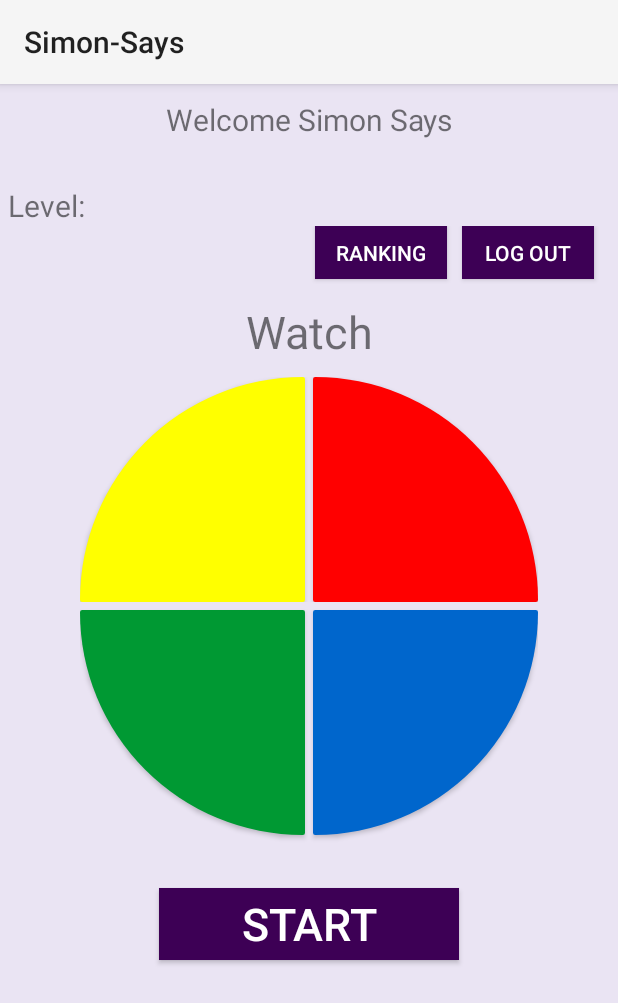
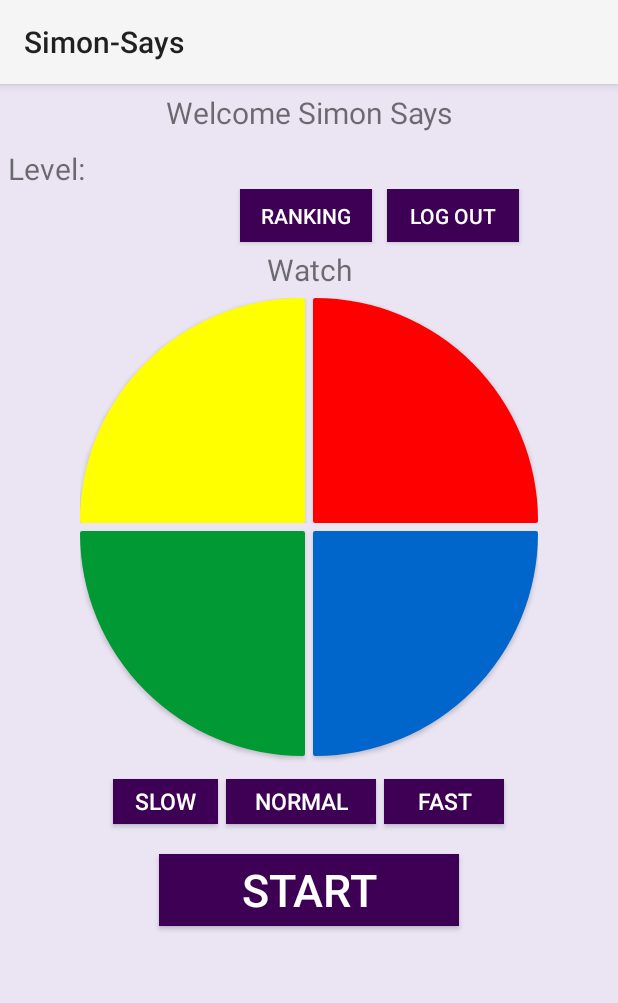
Before and after one commit to NativMaatuk/Simon-Says, an Android app: the screen it shows after launch once a user with an empty profile is signed in (MainActivity2), on a phone screen of 412 x 824 dp. Shown: the top 1003 px of the screen. Run offline under Robolectric (Android 15) with nearby library versions, the light colour scheme and no system bars; our stand-ins replace Firebase (no records; nobody signed in at launch, a user with empty details on screens opened directly).

Commit message:
-Fix bugs -add 3 button to select game speed -fix "watch vs repeat" | Synchronized

```diff
--- a/app/src/main/java/com/example/simon_says/MainActivity2.java
+++ b/app/src/main/java/com/example/simon_says/MainActivity2.java
@@ -31,9 +31,9 @@ public class MainActivity2 extends AppCompatActivity implements View.OnClickList
 
     FirebaseDatabase database;
     DatabaseReference myRef;
-    private int countTaps=0,lvl = 1,highScore=1;
+    private int countTaps=0,lvl = 1,highScore=1,speed=800, flagSpeed=1;
     TextView topLabel, level, status;
-    androidx.appcompat.widget.AppCompatButton leftTop, rightTop, leftBottom, rightBottom, start, show_score, log_out;
+    androidx.appcompat.widget.AppCompatButton leftTop, rightTop, leftBottom, rightBottom, start, show_score, log_out, slow,normal,fast;
     List<Integer> alerts = new ArrayList<>();
     List<Integer> taps = new ArrayList<>();
     Random random = new Random();
@@ -56,6 +56,9 @@ public class MainActivity2 extends AppCompatActivity implements View.OnClickList
         level = findViewById(R.id.level);
         status = findViewById(R.id.status);
         log_out = findViewById(R.id.log_out);
+        slow = findViewById(R.id.slow);
+        normal = findViewById(R.id.normal);
+        fast = findViewById(R.id.fast);
 
         leftBottom.setOnClickListener(this);
         rightBottom.setOnClickListener(this);
@@ -64,6 +67,9 @@ public class MainActivity2 extends AppCompatActivity implements View.OnClickList
         start.setOnClickListener(this);
         show_score.setOnClickListener(this);
         log_out.setOnClickListener(this);
+        slow.setOnClickListener(this);
+        normal.setOnClickListener(this);
+        fast.setOnClickListener(this);
 
         mAuth=FirebaseAuth.getInstance();
         database = FirebaseDatabase.getInstance();
@@ -125,6 +131,21 @@ public class MainActivity2 extends AppCompatActivity implements View.OnClickList
             this.taps.add(2);
             checkTaps();
         }
+        if(slow.equals(v)){
+            speed = 900;
+            flagSpeed =1;
+            //TODO need to change color of button
+            //slow.setBackgroundColor(getResources().getColor(R.color.black));
+        }
+        if(normal.equals(v)){
+            speed = 800;
+            flagSpeed =2;
+        }
+        if(fast.equals(v)){
+            speed = 620;
+            flagSpeed =3;
+        }
+
     }
 
     public void clearAlert() {
@@ -180,6 +201,18 @@ public class MainActivity2 extends AppCompatActivity implements View.OnClickList
 
     public void startGame() {
         this.start.setVisibility(View.INVISIBLE);
+        if(flagSpeed == 1){
+            normal.setVisibility(View.INVISIBLE);
+            fast.setVisibility(View.INVISIBLE);
+        }
+        if(flagSpeed == 2){
+            slow.setVisibility(View.INVISIBLE);
+            fast.setVisibility(View.INVISIBLE);
+        }
+        if(flagSpeed == 3){
+            slow.setVisibility(View.INVISIBLE);
+            normal.setVisibility(View.INVISIBLE);
+        }
         level.setText("Level: " + String.valueOf(lvl));
         addAlert();
     }
@@ -201,12 +234,13 @@ public class MainActivity2 extends AppCompatActivity implements View.OnClickList
             myRef.child(cutEmail(mAuth.getCurrentUser().getEmail())).addListenerForSingleValueEvent(new ValueEventListener() {
                 @Override
                 public void onDataChange(DataSnapshot snapshot) {
-                    User u = snapshot.getValue(User.class);
-                    if(highScore > u.getScore()){
-                        u.setScore(highScore);
-                        myRef.child(cutEmail(mAuth.getCurrentUser().getEmail())).setValue(u);
-                    }
-                    restartGame();
+                        User u = snapshot.getValue(User.class);
+                        if (highScore > u.getScore()) {
+                            u.setScore(highScore);
+                            myRef.child(cutEmail(mAuth.getCurrentUser().getEmail())).setValue(u);
+                        }
+                        else
+                            restartGame();
                 }
                 @Override
                 public void onCancelled(DatabaseError error) {
@@ -221,6 +255,11 @@ public class MainActivity2 extends AppCompatActivity implements View.OnClickList
         makeToast("You lose");
         clearAlert();
         clearTaps();
+        status.setText("Watch");
+        slow.setVisibility(View.VISIBLE);
+        normal.setVisibility(View.VISIBLE);
+        fast.setVisibility(View.VISIBLE);
+        flagSpeed =1;
         countTaps =0;
         highScore =1;
         lvl = 1;
@@ -242,7 +281,7 @@ public class MainActivity2 extends AppCompatActivity implements View.OnClickList
         sendAllAlert();
     }
 
-    public void sendAllAlert() {
+    public synchronized void sendAllAlert() {
         //TODO need to fix
         Thread timer = new Thread(new Runnable() {
             public void run() {
@@ -250,15 +289,15 @@ public class MainActivity2 extends AppCompatActivity implements View.OnClickList
                     Thread.sleep(2000);
                     for (int alert : alerts) {
                         playAlert(alert);
-                        Thread.sleep(800);
+                        Thread.sleep(speed);
                     }
+                    freeButton();
                 } catch (InterruptedException e) {
                     e.printStackTrace();
                 }
             }
         });
         timer.start();
-        freeButton();
     }
     public void freeButton(){
         leftTop.setClickable(true);
--- a/app/src/main/res/layout/activity_main2.xml
+++ b/app/src/main/res/layout/activity_main2.xml
@@ -13,7 +13,7 @@
         android:layout_width="300dp"
         android:layout_height="wrap_content"
         android:layout_gravity="center"
-        android:layout_marginTop="10dp"
+        android:layout_marginTop="5dp"
         android:gravity="center"
         android:text="Welcome Simon Says"
         android:textSize="20dp" />
@@ -21,7 +21,7 @@
     <LinearLayout
         android:layout_width="wrap_content"
         android:layout_height="wrap_content"
-        android:layout_marginTop="30dp"
+        android:layout_marginTop="10dp"
         android:orientation="horizontal">
 
         <TextView
@@ -37,14 +37,14 @@
 
     <LinearLayout
         android:layout_width="match_parent"
-        android:layout_height="50dp"
+        android:layout_height="40dp"
         android:orientation="horizontal">
 
         <androidx.appcompat.widget.AppCompatButton
             android:id="@+id/high_score"
             android:layout_width="wrap_content"
             android:layout_height="35dp"
-            android:layout_marginLeft="210dp"
+            android:layout_marginLeft="160dp"
             android:background="#3d0055"
             android:text="Ranking"
             android:textColor="@color/white" />
@@ -61,18 +61,18 @@
 
     <TextView
         android:id="@+id/status"
-        android:layout_width="wrap_content"
+        android:layout_width="match_parent"
         android:layout_height="wrap_content"
         android:layout_gravity="center"
         android:gravity="center"
         android:text=""
-        android:textSize="30dp" />
+        android:textSize="20dp" />
 
     <LinearLayout
+        android:layout_marginTop="5dp"
         android:layout_width="wrap_content"
         android:layout_height="wrap_content"
         android:layout_gravity="center"
-        android:layout_marginTop="10dp"
         android:gravity="center"
         android:orientation="horizontal">
 
@@ -116,18 +116,58 @@
             android:layout_marginBottom="5dp"
             android:background="@drawable/rrb" />
     </LinearLayout>
+    <LinearLayout
+        android:layout_width="match_parent"
+        android:layout_height="50dp"
+        android:layout_gravity="center"
+        android:gravity="center"
+        android:orientation="horizontal">
+
+        <androidx.appcompat.widget.AppCompatButton
+            android:id="@+id/slow"
+            android:layout_width="70dp"
+            android:layout_height="30dp"
+            android:layout_gravity="center"
+            android:background="#3d0055"
+            android:gravity="center"
+            android:text="slow"
+            android:textColor="@color/white"
+            android:textSize="15dp" />
+        <androidx.appcompat.widget.AppCompatButton
+            android:id="@+id/normal"
+            android:layout_width="100dp"
+            android:layout_height="30dp"
+            android:layout_gravity="center"
+            android:background="#3d0055"
+            android:gravity="center"
+            android:text="normal"
+            android:textColor="@color/white"
+            android:layout_marginLeft="5dp"
+            android:textSize="15dp" />
+        <androidx.appcompat.widget.AppCompatButton
+            android:id="@+id/fast"
+            android:layout_width="80dp"
+            android:layout_height="30dp"
+            android:layout_gravity="center"
+            android:background="#3d0055"
+            android:gravity="center"
+            android:text="fast"
+            android:textColor="@color/white"
+            android:layout_marginLeft="5dp"
+            android:textSize="15dp" />
+
+    </LinearLayout>
 
     <androidx.appcompat.widget.AppCompatButton
         android:id="@+id/start"
         android:layout_width="200dp"
         android:layout_height="wrap_content"
         android:layout_gravity="center"
-        android:layout_marginTop="30dp"
+        android:layout_marginTop="10dp"
         android:background="#3d0055"
         android:gravity="center"
         android:text="START"
         android:textColor="@color/white"
-
         android:textSize="30dp" />
 
 </LinearLayout>
```
Also changed, not shown: app/src/main/java/com/example/simon_says/MainActivity3.java (+18 -1 lines), app/src/main/res/layout/activity_main3.xml (+8 -0 lines).
